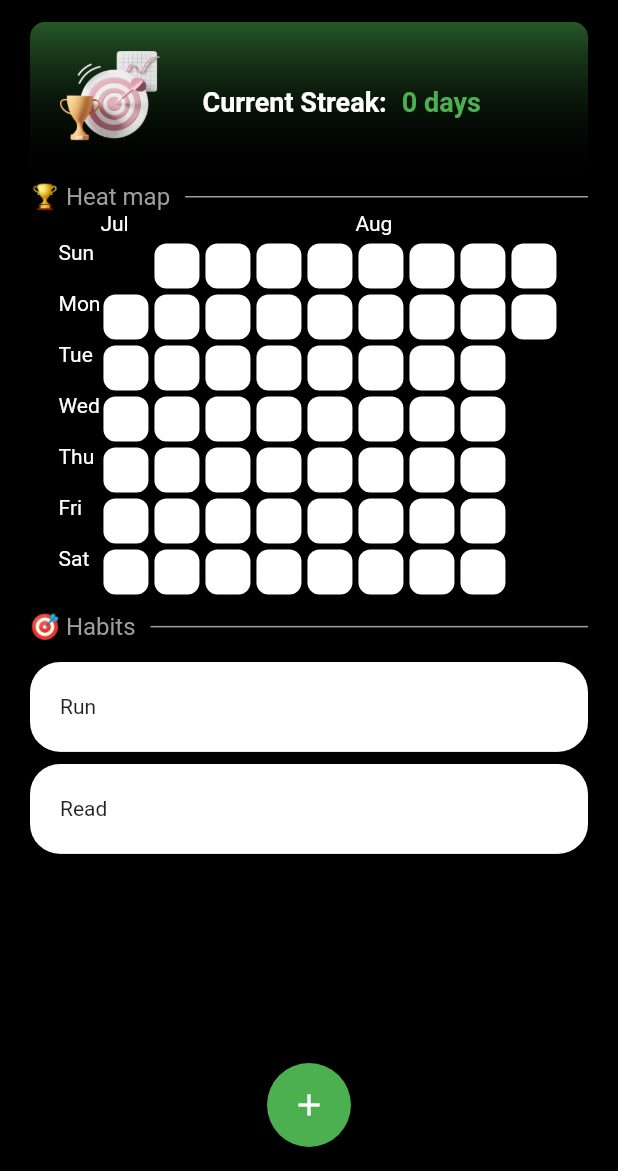
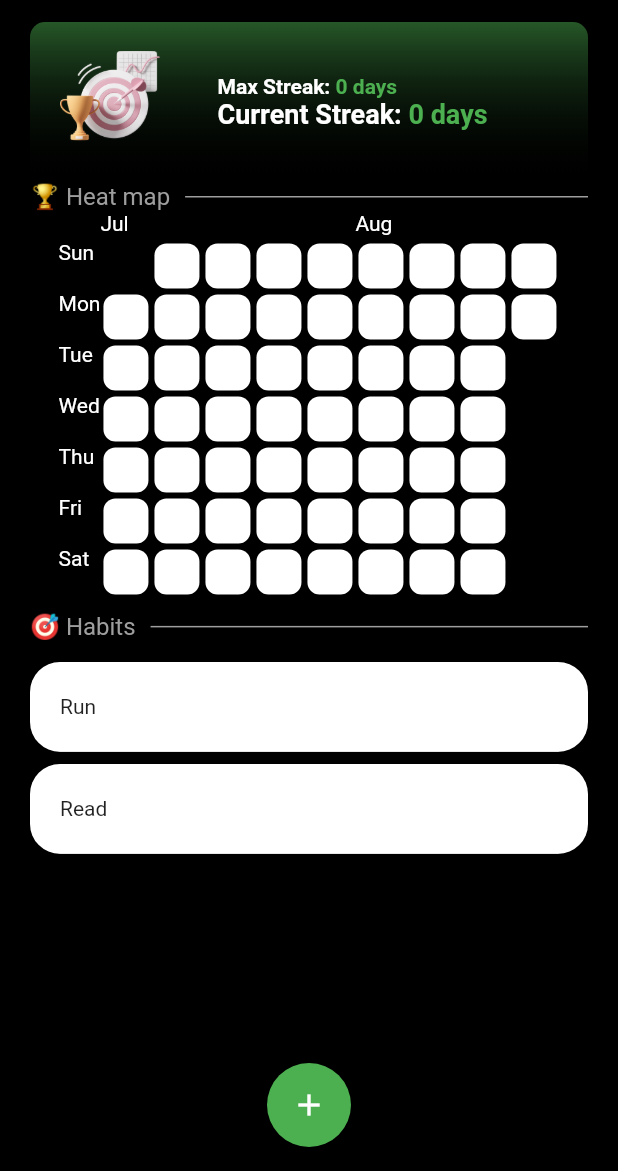
Before and after one commit to benouarAbdou/Habit_tracker_flutter, a Flutter app: the screen it shows after launch, on a phone screen of 412 x 824 dp, the part 65-1236 px from its top. Run offline on Flutter 3.47's test engine with Material 3 defaults, Android fonts, the phone set to English and light mode, and no system bars; drawn by our look-alikes of flutter_heatmap_calendar, flutter_slidable; our stand-ins replace hive_flutter; accounts and stored records are empty.

Commit message:
Minor update

```diff
--- a/lib/components/statCard.dart
+++ /dev/null
@@ -1,15 +0,0 @@
-import 'package:flutter/material.dart';
-
-class StatCard extends StatelessWidget {
-  const StatCard({super.key});
-
-  @override
-  Widget build(BuildContext context) {
-    return Container(
-      width: 160,
-      height: 75,
-      decoration: BoxDecoration(
-          color: Colors.white, borderRadius: BorderRadius.circular(20)),
-    );
-  }
-}
--- a/lib/main.dart
+++ b/lib/main.dart
@@ -143,13 +143,36 @@ class _HomePageState extends State<HomePage> {
     db.updateDatabase();
   }
 
+  int calculateCurrentStreak() {
+    int currentStreak = 0;
+    DateTime today = DateTime.now();
+    DateTime currentDate = DateTime(today.year, today.month, today.day);
+
+    if (db.heatMapDataSet.containsKey(currentDate) &&
+        db.heatMapDataSet[currentDate]! > 0) {
+      currentStreak++;
+    } else {
+      return currentStreak;
+    }
+
+    while (true) {
+      currentDate = currentDate.subtract(const Duration(days: 1));
+      if (db.heatMapDataSet.containsKey(currentDate) &&
+          db.heatMapDataSet[currentDate]! > 0) {
+        currentStreak++;
+      } else {
+        break;
+      }
+    }
+
+    return currentStreak;
+  }
+
   // Function to calculate the longest streak
-  int calculateStreak() {
+  int calculateLongestStreak() {
     int longestStreak = 0;
     int currentStreak = 0;
 
-    // Iterate through the heatMapDataSet to find the longest streak
-    DateTime today = DateTime.now();
     List<DateTime> dates = db.heatMapDataSet.keys.toList();
     dates.sort();
 
@@ -212,22 +235,55 @@ class _HomePageState extends State<HomePage> {
                     ),
                   ),
                   const SizedBox(width: 20),
-                  const Text(
-                    'Current Streak:',
+                  const SizedBox(width: 10),
+                  Column(
+                    crossAxisAlignment: CrossAxisAlignment.start,
+                    children: [
+                      RichText(
+                        text: TextSpan(
+                          children: [
+                            const TextSpan(
+                              text: 'Max Streak: ',
+                              style: TextStyle(
+                                color: Colors.white,
+                                fontSize: 14,
+                                fontWeight: FontWeight.bold,
+                              ),
+                            ),
+                            TextSpan(
+                              text: '${calculateLongestStreak()} days',
+                              style: const TextStyle(
+                                color: Colors.green,
+                                fontSize: 14,
+                                fontWeight: FontWeight.bold,
+                              ),
+                            ),
+                          ],
+                        ),
+                      ),
+                      RichText(
+                        text: TextSpan(
+                          children: [
+                            const TextSpan(
+                              text: 'Current Streak: ',
                               style: TextStyle(
                                 color: Colors.white,
                                 fontSize: 18,
                                 fontWeight: FontWeight.bold,
                               ),
                             ),
-                  const SizedBox(width: 10),
-                  Text(
-                    '${calculateStreak()} days',
+                            TextSpan(
+                              text: '${calculateCurrentStreak()} days',
                               style: const TextStyle(
                                 color: Colors.green,
                                 fontSize: 18,
                                 fontWeight: FontWeight.bold,
                               ),
+                            ),
+                          ],
+                        ),
+                      )
+                    ],
                   ),
                 ],
               ),
```
Lines whose indentation alone changed are shown as unchanged.
